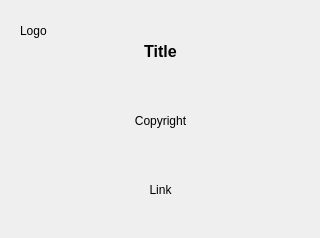
Old version of the form ui_files/info_dialog.ui in the repository jebr/MergePDF.
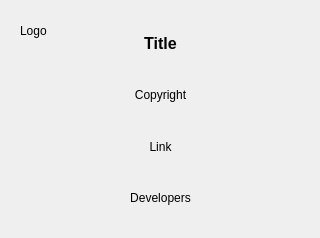
New version of the form.

Commit message: Edit Update check dialog

The edit to the form file:
```diff
--- a/ui_files/info_dialog.ui
+++ b/ui_files/info_dialog.ui
@@ -84,6 +84,21 @@
       </property>
      </widget>
     </item>
+    <item>
+     <widget class="QLabel" name="label_info_dev">
+      <property name="font">
+       <font>
+        <family>Arial</family>
+       </font>
+      </property>
+      <property name="text">
+       <string>Developers</string>
+      </property>
+      <property name="alignment">
+       <set>Qt::AlignCenter</set>
+      </property>
+     </widget>
+    </item>
    </layout>
   </widget>
  </widget>
```
The commit also changes 1 other file.
